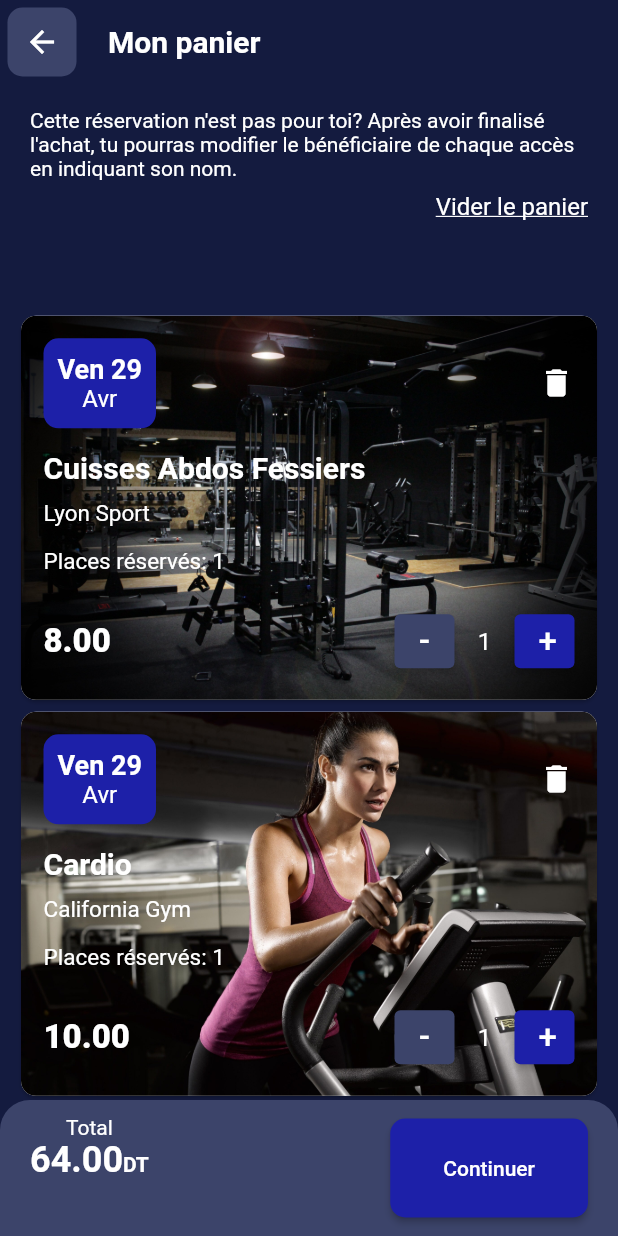
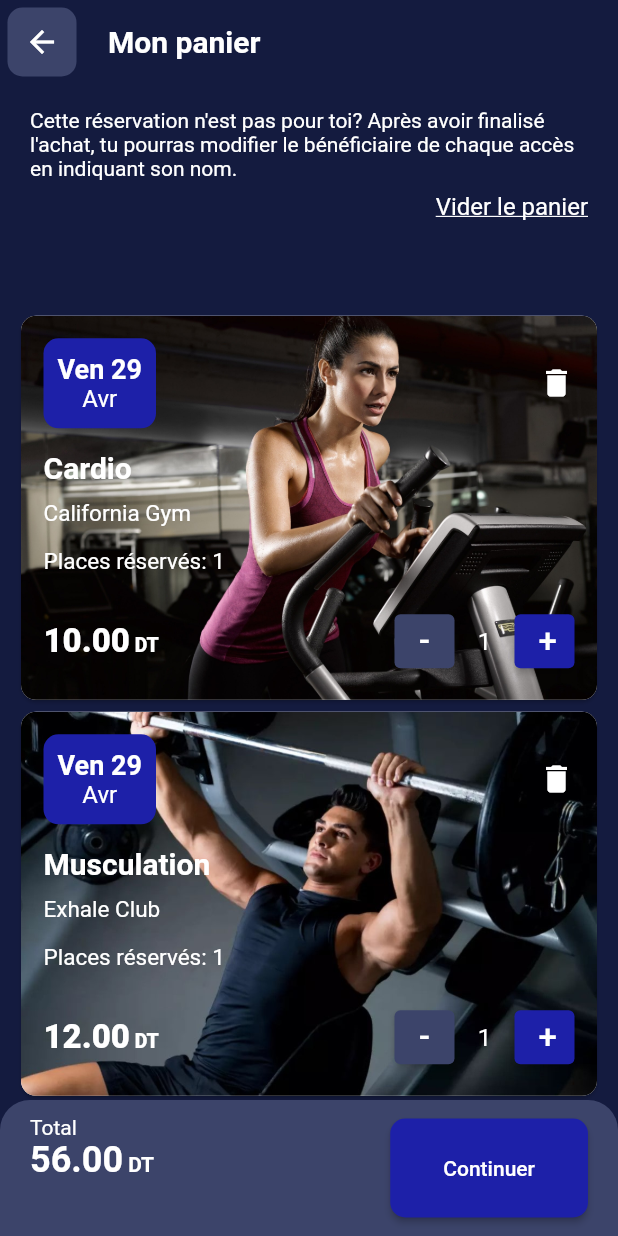
Before and after one commit to inesachour/WeMoveScreen, a Flutter app: the screen it shows after launch, on a phone screen of 412 x 824 dp. Run offline on Flutter 3.47's test engine with Material 2 defaults, Android fonts, the phone set to English and light mode, and no system bars.

Commit message:
code comments

```diff
--- a/lib/constants/reservations.dart
+++ b/lib/data/reservations.dart
@@ -2,16 +2,7 @@
 
 import 'package:flutter/material.dart';
 
-
 var reservations = [
-  Reservation(
-      title: "Cuisses Abdos Fessiers",
-      place: "Lyon Sport",
-      price: 8,
-      date: DateTime.now(),
-      reservedPlaces: 1,
-      image: "assets/images/gym.jpg"
-  ),
   Reservation(
       title: "Cardio",
       place: "California Gym",
@@ -29,7 +20,7 @@ var reservations = [
       image: "assets/images/musculation.jpg"
   ),
   Reservation(
-      title: "Spinnig",
+      title: "Spinning",
       place: "California Gym",
       price: 12,
       date: DateTime(2022,4,30),
--- a/lib/reservation_card.dart
+++ b/lib/reservation_card.dart
@@ -2,8 +2,8 @@ import 'package:flutter/material.dart';
 import 'package:intl/date_symbol_data_local.dart';
 import 'package:intl/intl.dart';
 import 'package:wemove_test/constants/colors.dart';
-import 'package:wemove_test/constants/reservations.dart';
-import 'package:wemove_test/widgets/card_widgets.dart';
+import 'package:wemove_test/data/reservations.dart';
+import 'package:wemove_test/widgets/displaying_widgets.dart';
 
 class ReservationCard extends StatefulWidget {
 
@@ -24,7 +24,6 @@ class _ReservationCardState extends State<ReservationCard> {
   String? duree = null;
 
 
-
   @override
   Widget build(BuildContext context) {
 
@@ -32,6 +31,7 @@ class _ReservationCardState extends State<ReservationCard> {
       duree = "De "+ widget.reservation.heureDebut! + " à "+ widget.reservation.heureFin!;
     }
 
+    //Duration Time formatting to french
     initializeDateFormatting('fr');
     var date = widget.reservation.date;
     var jour = capitalize(DateFormat('EEE dd',"FR-fr").format(date).replaceAll('.', ''));
@@ -57,6 +57,8 @@ class _ReservationCardState extends State<ReservationCard> {
               Row(
                 mainAxisAlignment: MainAxisAlignment.spaceBetween,
                 children: [
+
+                  //Displaying Date
                   Container(
                       height: 60,
                       width: 75,
@@ -72,6 +74,9 @@ class _ReservationCardState extends State<ReservationCard> {
                         ],
                       )
                   ),
+
+
+                  //Delete Button
                   Row(
                     children: [
                       InkWell(
@@ -93,6 +98,9 @@ class _ReservationCardState extends State<ReservationCard> {
                 ],
               ),
               SizedBox(height: 15,),
+
+
+              //Displaying Title
               Text(
                 widget.reservation.title,
                 style: TextStyle(
@@ -102,18 +110,41 @@ class _ReservationCardState extends State<ReservationCard> {
                 ),
               ),
               SizedBox(height: 10,),
+
+
+              //Displaying place
               Text(widget.reservation.place, style: TextStyle(color: Colors.white, fontSize: 15)),
               SizedBox(height: 7,),
+
+
+              //Displaying duration if exists
               duree != null ? DurationWidget(duree: duree!): SizedBox(),
               SizedBox(height: 7,),
+
+
+              //Displaying reserved Places
               Text("Places réservés: "+widget.reservation.reservedPlaces.toString(), style: TextStyle(color: Colors.white, fontSize: 15)),
               SizedBox(height: 20,),
+
+
               Row(
                 mainAxisAlignment: MainAxisAlignment.spaceBetween,
                 children: [
-                  Text(widget.reservation.price.toStringAsFixed(2), style: TextStyle(color: Colors.white, fontSize: 22, fontWeight: FontWeight.w800)),
+
+                  //Displating price
+                  DisplayPrice(
+                      text: widget.reservation.price.toStringAsFixed(2),
+                      fontWeight: FontWeight.w800,
+                      fontSizeMainText: 22,
+                      fontSizeCurrency: 13
+                  ),
+
+
+                  //Displaying, increasing and decreasing reserved places
                   Row(
                     children: [
+
+                      //Decrement Button
                       incdecButton(color: secondaryBackgroundColor, text: "-", onPressed: (){
                         setState(() {
                           if(widget.reservation.reservedPlaces>0){
@@ -122,12 +153,16 @@ class _ReservationCardState extends State<ReservationCard> {
                           }
                         });
                       }),
+
+                      //Number of reserved places
                       SizedBox(
                         width: 40,
                           child: Text( widget.reservation.reservedPlaces.toString(),
                             style: TextStyle(color: Colors.white,fontSize: 16),textAlign: TextAlign.center,
                           )
                       ),
+
+                      //Increment Button
                       incdecButton(color: thirdBackgroundColor, text: "+",onPressed:  (){
                         setState(() {
                           widget.reservation.reservedPlaces++;
--- a/lib/widgets/card_widgets.dart
+++ b/lib/widgets/displaying_widgets.dart
@@ -1,6 +1,7 @@
 import 'package:flutter/material.dart';
 import 'package:wemove_test/constants/colors.dart';
 
+//increment and drecrement button of reserved places
 Widget incdecButton ({required Color color, required String text, required onPressed }){
   return SizedBox(
     width: 40,
@@ -14,7 +15,7 @@ Widget incdecButton ({required Color color, required String text, required onPre
   );
 }
 
-
+//Widget of course/reservation duration
 Widget DurationWidget({required String duree}){
   return Row(
     children: [
@@ -27,3 +28,20 @@ Widget DurationWidget({required String duree}){
     ],
   );
 }
+
+//Widget displaying price
+Widget DisplayPrice({required String text, double fontSizeMainText = 22, FontWeight fontWeight = FontWeight.w700, double fontSizeCurrency = 14}){
+  return RichText(
+    text: TextSpan(
+        text: text,
+        style: TextStyle(
+            color: Colors.white, fontSize: fontSizeMainText, fontWeight: fontWeight),
+        children: <TextSpan>[
+          TextSpan(text: ' DT',
+            style: TextStyle(
+                color: Colors.white, fontSize: fontSizeCurrency),
+          )
+        ]
+    ),
+  );
+}
--- a/lib/widgets/panier_widgets.dart
+++ b/lib/widgets/panier_widgets.dart
@@ -1,25 +1,25 @@
 import 'package:flutter/material.dart';
 import 'package:wemove_test/constants/colors.dart';
+import 'package:wemove_test/widgets/displaying_widgets.dart';
 
 Widget BottomNavBar({required double height, required double width, required double total}){
   return Row(
     mainAxisAlignment: MainAxisAlignment.spaceBetween,
     children: [
       Column(
+        crossAxisAlignment: CrossAxisAlignment.start,
         children: [
-          Text("Total", style: TextStyle(color: Colors.white), textAlign: TextAlign.start,),
-          RichText(
-            text: TextSpan(
-                text: total.toStringAsFixed(2),
-                style: TextStyle(
-                    color: Colors.white, fontSize: 24, fontWeight: FontWeight.w700),
-                children: <TextSpan>[
-                  TextSpan(text: 'DT',
-                    style: TextStyle(
-                        color: Colors.white, fontSize: 14),
-                  )
-                ]
-            ),
+          Text(
+            "Total",
+            style: TextStyle(color: Colors.white),
+            textAlign: TextAlign.start,
+          ),
+
+          DisplayPrice(
+              text: total.toStringAsFixed(2),
+              fontWeight: FontWeight.w700,
+              fontSizeMainText: 24,
+              fontSizeCurrency: 14
           ),
         ],
       ),
@@ -29,9 +29,11 @@ Widget BottomNavBar({required double height, required double width, required dou
         style: ButtonStyle(
             backgroundColor: MaterialStateProperty.all(thirdBackgroundColor),
             fixedSize: MaterialStateProperty.all(Size(width*0.32,height*0.08)),
-            shape: MaterialStateProperty.all(RoundedRectangleBorder(
+            shape: MaterialStateProperty.all(
+              RoundedRectangleBorder(
                 borderRadius: BorderRadius.circular(10)
-            ))
+              ),
+            ),
         ),
       )
     ],
```
Also changed, not shown: lib/panier_screen.dart (+12 -1 lines), assets/images/gym.jpg (deleted).
